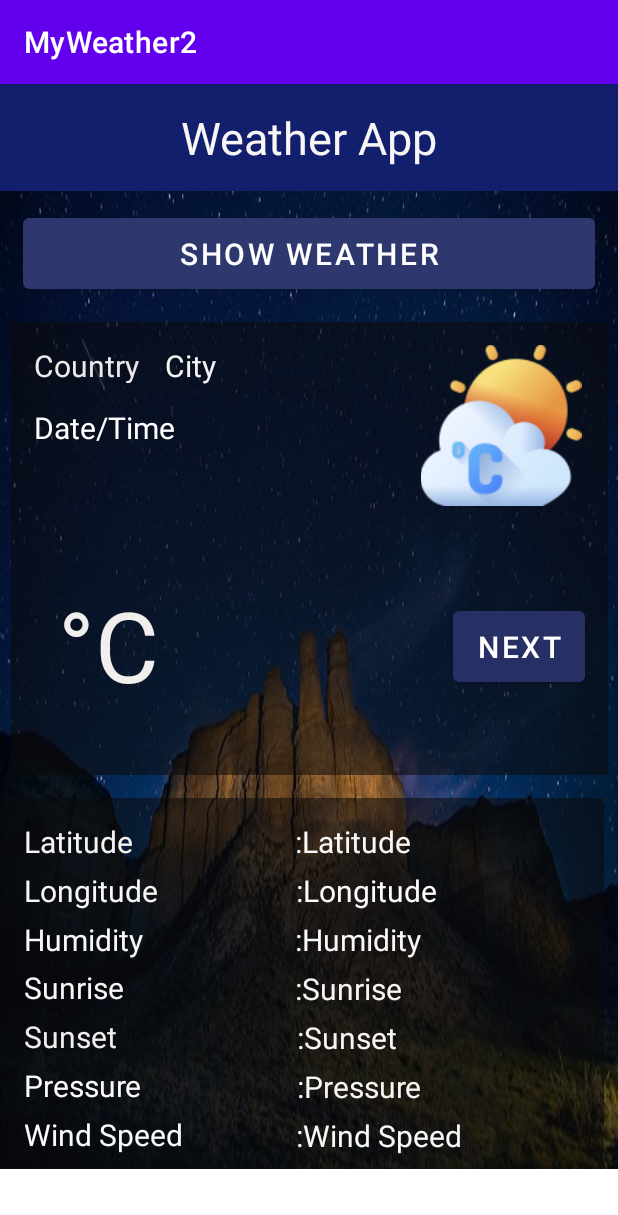
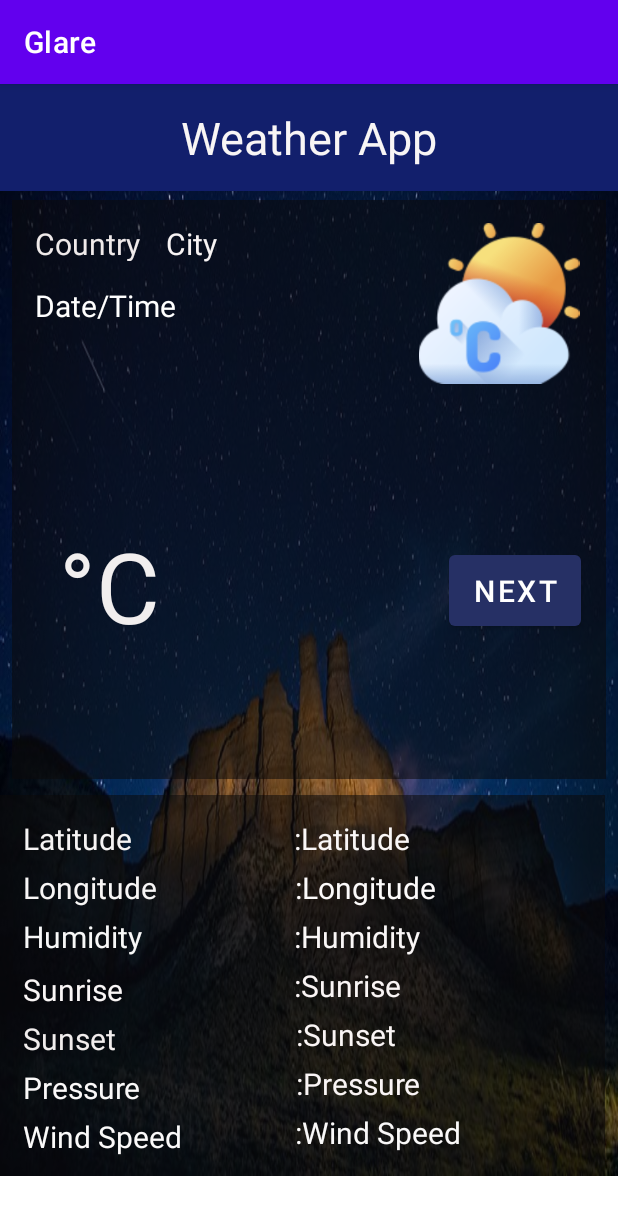
Before and after one commit to tas-wtag/myWeatherApplication, an Android app: the screen it shows after launch (MainActivity), on a phone screen of 412 x 824 dp. Shown: the top 1215 px of the screen. Run offline under Robolectric (Android 15) with nearby library versions, the phone set to English and light mode, and no system bars; our stand-ins replace Picasso; pictures from the network do not load.

Commit message:
removed show weather name & icon Changed ClearTextTraffic issue fixed

```diff
--- a/app/build.gradle
+++ b/app/build.gradle
@@ -7,7 +7,7 @@ android {
     buildToolsVersion "30.0.3"
 
     defaultConfig {
-        applicationId "com.example.myweather2"
+        applicationId "com.weatherupdate.glare"
         minSdkVersion 16
         targetSdkVersion 30
         versionCode 1
--- a/app/src/main/java/com/example/myweather2/CustomAdapter.java
+++ /dev/null
@@ -1,4 +0,0 @@
-package com.example.myweather2;
-
-public class CustomAdapter {
-}
--- a/app/src/main/java/com/example/myweather2/MainActivity.java
+++ b/app/src/main/java/com/weatherupdate/glare/MainActivity.java
@@ -1,4 +1,4 @@
-package com.example.myweather2;
+package com.weatherupdate.glare;
 
 import android.Manifest;
 import android.annotation.SuppressLint;
@@ -87,10 +87,6 @@ public class MainActivity extends AppCompatActivity implements LocationListener
     TextView sunset;
     TextView wind_speed;
 
-
-
-    //TextView lattt;
-   // TextView lonnn;
     public static final String IMG_URL = "https://openweathermap.org/img/w/";
 
 
@@ -105,12 +101,7 @@ public class MainActivity extends AppCompatActivity implements LocationListener
         setContentView (R.layout.activity_main);
         checkLocationPermission();
 
-      /*  Intent intent = new Intent(MainActivity.this , SecondActivity.class);
-        intent.putExtra("Latitude", latitude);
-        intent.putExtra("Longitude", longitude);
-        startActivity(intent);*/
-
-        button = findViewById (R.id.button);
+        //button = findViewById (R.id.button);
         next = (Button) findViewById (R.id.next);
         country = findViewById (R.id.country);
         city = findViewById (R.id.city);
@@ -125,37 +116,25 @@ public class MainActivity extends AppCompatActivity implements LocationListener
         pressure = findViewById (R.id.pressure);
         wind_speed = findViewById (R.id.WindSpeed);
 
-      //  lattt=findViewById (R.id.lat);
-       // lonnn=findViewById (R.id.lon);
-
         locationManager = (LocationManager) getApplicationContext().getSystemService(LOCATION_SERVICE);
         //locationManager.requestLocationUpdates(LocationManager.GPS_PROVIDER, 0, 0, this);
-
-        instance = this;
-
         next.setOnClickListener (new View.OnClickListener () {
             @Override
             public void onClick(View view) {
                 Intent intent = new Intent (MainActivity.this, SecondActivity.class);
-                //Intent intent = new Intent(ChooseFromMapActivity.this , GoSendActivity.class);
                 intent.putExtra("Latitude", lati);
                 intent.putExtra("Longitude", longi);
                 startActivity(intent);
             }
         });
-        button.setOnClickListener (new View.OnClickListener () {
+       /* button.setOnClickListener (new View.OnClickListener () {
             @Override
             public void onClick(View v) {
                 FetchData process = new FetchData ();
-                process.execute ();
+                 process.execute ();
 
             }
-        });
-
-
-        //simpleList = (ListView) findViewById(R.id.simpleListView);
-        //SecondActivity customAdapter = new SecondActivity(getApplicationContext(), countryList, flags);
-        //simpleList.setAdapter((ListAdapter) customAdapter);
+        });*/
     }
 
 //location
@@ -227,13 +206,10 @@ public class MainActivity extends AppCompatActivity implements LocationListener
     }
     @Override
     public void onLocationChanged(Location location) {
-
         lati=location.getLatitude();
         longi=location.getLongitude();
-
-        //lattt.setText(lat);
-        //lonnn.setText (lon);
-
+        FetchData process = new FetchData ();
+        process.execute ();
     }
     @Override
     public void onProviderDisabled(String provider) {
@@ -303,13 +279,11 @@ public class MainActivity extends AppCompatActivity implements LocationListener
            String inputLine;
            StringBuilder result = new StringBuilder();
            try {
-               URL url = new URL ("http://api.openweathermap.org/data/2.5/weather?units=metric&lat="+lat+"&lon="+lon+"&appid=1ccb72c16c65d0f4afbfbb0c64313fbf");
+               URL url = new URL ("https://api.openweathermap.org/data/2.5/weather?units=metric&lat="+lat+"&lon="+lon+"&appid=1ccb72c16c65d0f4afbfbb0c64313fbf");
                HttpURLConnection httpURLConnection = (HttpURLConnection) url.openConnection ();
                httpURLConnection.setRequestMethod ("GET");
-               InputStream inputStream = httpURLConnection.getInputStream ();
-               //InputStreamReader isw = new InputStreamReader(inputStream);
-               BufferedReader bufferedReader = new BufferedReader (new InputStreamReader (inputStream));
-               // StringBuffer response = new StringBuffer ();
+             InputStream inputStream = httpURLConnection.getInputStream ();
+                   BufferedReader  bufferedReader = new BufferedReader (new InputStreamReader (inputStream));
                while ((inputLine = bufferedReader.readLine ()) != null) {
                    result.append (inputLine);
                }
@@ -325,12 +299,9 @@ public class MainActivity extends AppCompatActivity implements LocationListener
            return result.toString ();
     }
 
-           //@SuppressLint("SetTextI18n")
+           @SuppressLint("SetTextI18n")
        @Override
        protected void onPostExecute(String aVoid) {
-           //Log.d("data", aVoid.toString());
-
-
            try {
                //find country
                JSONObject jsonObject = new JSONObject (aVoid);
--- a/app/src/main/res/layout/activity_main.xml
+++ b/app/src/main/res/layout/activity_main.xml
@@ -24,43 +24,21 @@
         app:layout_constraintTop_toTopOf="parent" />
 
 
-    <Button
-        android:id="@+id/button"
-        android:layout_width="0dp"
-        android:layout_height="wrap_content"
+    <androidx.constraintlayout.widget.ConstraintLayout
+        android:id="@+id/constraintLayout"
+        android:layout_width="396dp"
+        android:layout_height="386dp"
         android:layout_marginStart="15dp"
         android:layout_marginLeft="15dp"
-        android:layout_marginTop="12dp"
+        android:layout_marginTop="6dp"
         android:layout_marginEnd="15dp"
         android:layout_marginRight="15dp"
-        android:paddingLeft="0dp"
-        android:paddingTop="10dp"
-        android:paddingRight="0dp"
-        android:paddingBottom="10dp"
-        android:text="Show Weather"
-        android:textColor="#FFFFFF"
-        android:textSize="20sp"
-        app:backgroundTint="#2E386E"
+        android:layout_marginBottom="5dp"
+        android:background="#8C0B0A0A"
+        app:layout_constraintBottom_toTopOf="@+id/constraintLayout2"
         app:layout_constraintEnd_toEndOf="parent"
-        app:layout_constraintHorizontal_bias="1.0"
         app:layout_constraintStart_toStartOf="parent"
         app:layout_constraintTop_toBottomOf="@+id/textView"
-        app:rippleColor="#F4F1F1"
-        tools:ignore="UnknownId" />
-
-    <androidx.constraintlayout.widget.ConstraintLayout
-        android:id="@+id/constraintLayout"
-        android:layout_width="398dp"
-        android:layout_height="302dp"
-        android:layout_marginStart="15dp"
-        android:layout_marginLeft="15dp"
-        android:layout_marginTop="16dp"
-        android:layout_marginEnd="15dp"
-        android:layout_marginRight="15dp"
-        android:background="#8C0B0A0A"
-        app:layout_constraintEnd_toEndOf="parent"
-        app:layout_constraintStart_toStartOf="parent"
-        app:layout_constraintTop_toBottomOf="@+id/button"
         tools:ignore="MissingConstraints">
 
         <TextView
@@ -135,7 +113,7 @@
             android:layout_height="wrap_content"
             android:layout_marginStart="50dp"
             android:layout_marginLeft="50dp"
-            android:layout_marginTop="64dp"
+            android:layout_marginTop="108dp"
             android:layout_marginEnd="15dp"
             android:layout_marginRight="15dp"
             android:paddingLeft="10dp"
@@ -147,7 +125,7 @@
             android:textSize="20sp"
             app:backgroundTint="#263065"
             app:layout_constraintEnd_toEndOf="parent"
-            app:layout_constraintHorizontal_bias="1.0"
+            app:layout_constraintHorizontal_bias="0.993"
             app:layout_constraintStart_toEndOf="@+id/temp"
             app:layout_constraintTop_toBottomOf="@+id/imageButton"
             app:rippleColor="#FFFFFF" />
@@ -156,20 +134,21 @@
             android:id="@+id/tv_result"
             android:layout_width="wrap_content"
             android:layout_height="wrap_content"
-            android:textSize="7pt"
             android:layout_below="@+id/btn_run"
             android:layout_centerHorizontal="true"
+            android:textSize="7pt"
             tools:ignore="ExtraText,UnknownId" />
 
 
     </androidx.constraintlayout.widget.ConstraintLayout>
 
     <androidx.constraintlayout.widget.ConstraintLayout
-        android:layout_width="402dp"
-        android:layout_height="247dp"
+        android:id="@+id/constraintLayout2"
+        android:layout_width="403dp"
+        android:layout_height="254dp"
         android:layout_marginStart="15dp"
         android:layout_marginLeft="15dp"
-        android:layout_marginTop="15dp"
+        android:layout_marginTop="5dp"
         android:layout_marginEnd="15dp"
         android:layout_marginRight="15dp"
         android:background="#8C0B0A0A"
--- a/app/src/main/res/values/strings.xml
+++ b/app/src/main/res/values/strings.xml
@@ -1,6 +1,6 @@
 <resources>
-    <string name="app_name">MyWeather2</string>
-    <string name="ok" > "ok"</string>
+    <string name="app_name">Glare</string>
+    <string name="ok" >ok</string>
     <string name="title_location_permission">Location Permission</string>
     <string name="text_location_permission">"Do you want to access the location"</string>
 </resources>
--- /dev/null
+++ b/app/src/main/res/xml/network_security_config.xml
@@ -0,0 +1,6 @@
+<?xml version="1.0" encoding="utf-8"?>
+<network-security-config>
+    <domain-config cleartextTrafficPermitted="true">
+        <domain includeSubdomains="true">api.example.com(to be adjusted)</domain>
+    </domain-config>
+</network-security-config>
```
Also changed, not shown: app/src/main/AndroidManifest.xml (+10 -7 lines), app/src/main/java/com/weatherupdate/glare/SecondActivity.java (renamed from app/src/main/java/com/example/myweather2/SecondActivity.java, +4 -8 lines), app/src/main/res/mipmap-hdpi/weather_app.png (added), app/src/main/res/mipmap-mdpi/weather_app.png (added), app/src/main/res/mipmap-xhdpi/weather_app.png (added), app/src/main/res/mipmap-xxhdpi/weather_app.png (added), app/src/main/res/mipmap-xxxhdpi/weather_app.png (added), 4 other files.
